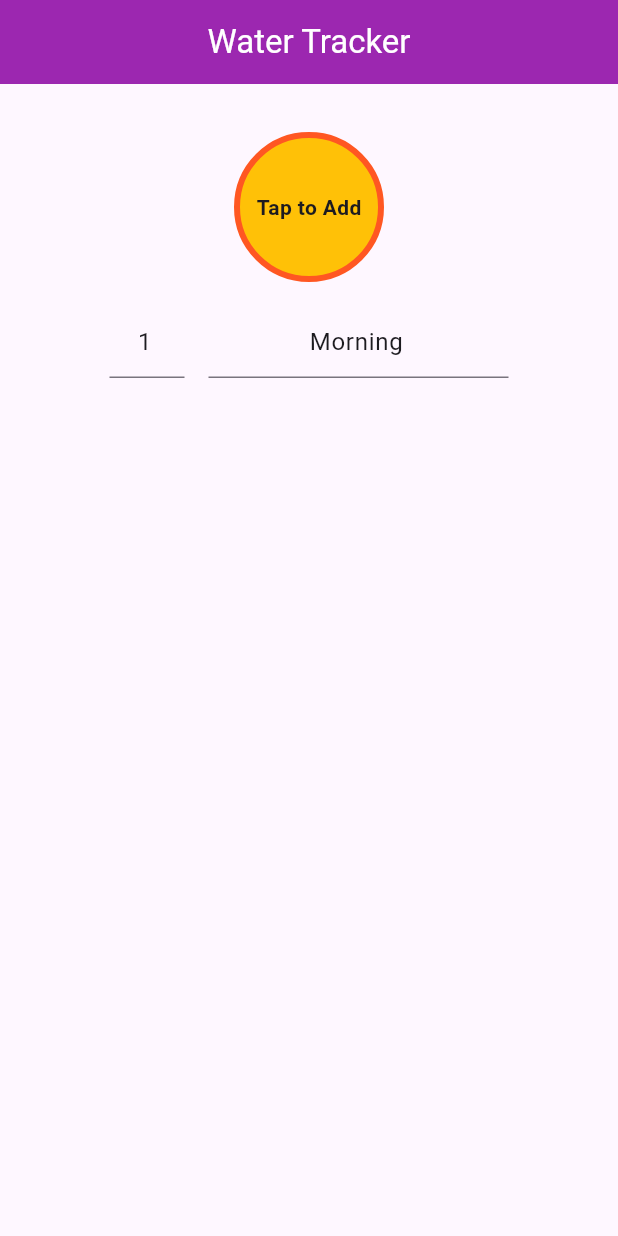
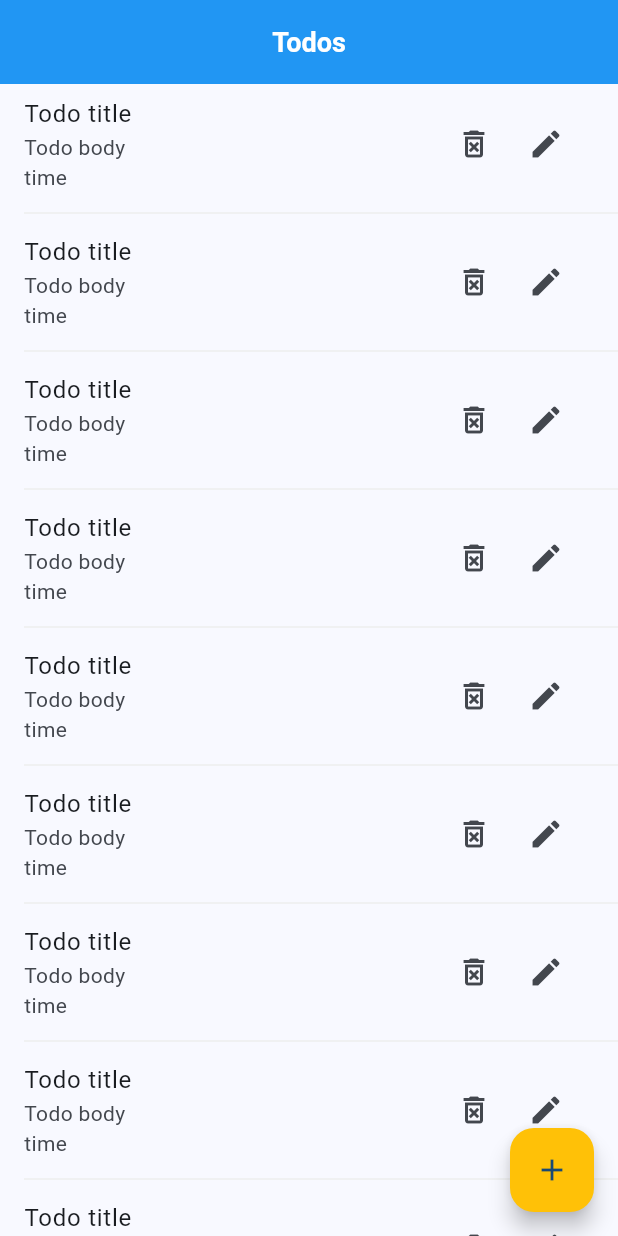
Before and after one commit to RafatMeraz/ostad_flutter_batch_five, a Flutter app: the screen it shows after launch, on a phone screen of 412 x 824 dp. Run offline on Flutter 3.47's test engine with Material 3 defaults, Android fonts, the phone set to English and light mode, and no system bars.

Commit message:
Add todo app UI

```diff
--- a/live_class_project/lib/home_screen.dart
+++ /dev/null
@@ -1,133 +0,0 @@
-import 'package:flutter/material.dart';
-import 'package:live_class_project/water_consume.dart';
-import 'package:intl/intl.dart';
-
-class HomeScreen extends StatefulWidget {
-  const HomeScreen({super.key});
-
-  @override
-  State<HomeScreen> createState() => _HomeScreenState();
-}
-
-class _HomeScreenState extends State<HomeScreen> {
-  List<WaterConsume> waterConsumeList = [];
-  final TextEditingController _noOfGlassesTEController =
-      TextEditingController(text: '1');
-  final TextEditingController _noteTEController =
-      TextEditingController(text: 'Morning');
-
-  @override
-  Widget build(BuildContext context) {
-    return Scaffold(
-      appBar: AppBar(
-        backgroundColor: Colors.purple,
-        title: const Text(
-          'Water Tracker',
-          style: TextStyle(
-            color: Colors.white,
-          ),
-        ),
-        centerTitle: true,
-      ),
-      body: SingleChildScrollView(
-        child: Column(
-          crossAxisAlignment: CrossAxisAlignment.center,
-          children: [
-            Padding(
-              padding: const EdgeInsets.all(32.0),
-              child: Column(
-                children: [
-                  InkWell(
-                    borderRadius: BorderRadius.circular(100),
-                    onTap: () {
-                      if (_noOfGlassesTEController.text.trim().isEmpty) {
-                        _noOfGlassesTEController.text = '1';
-                      }
-                      final noOfGlasses = _noOfGlassesTEController.text.trim();
-                      int value = int.tryParse(noOfGlasses) ?? 1;
-                      // waterConsumeList.add(WaterConsume(
-                      //     value, DateTime.now(), _noteTEController.text));
-                      waterConsumeList.insert(
-                          0,
-                          WaterConsume(
-                              value, DateTime.now(), _noteTEController.text));
-                      setState(() {});
-                    },
-                    child: Container(
-                      height: 100,
-                      width: 100,
-                      alignment: Alignment.center,
-                      decoration: BoxDecoration(
-                          color: Colors.amber,
-                          border: Border.all(
-                            color: Colors.deepOrange,
-                            width: 4,
-                          ),
-                          borderRadius: BorderRadius.circular(100)),
-                      child: const Text(
-                        'Tap to Add',
-                        style: TextStyle(
-                            // color: Colors.white,
-                            fontWeight: FontWeight.w600),
-                      ),
-                    ),
-                  ),
-                  const SizedBox(
-                    height: 16,
-                  ),
-                  Row(
-                    mainAxisAlignment: MainAxisAlignment.center,
-                    children: [
-                      SizedBox(
-                        width: 50,
-                        child: TextField(
-                          controller: _noOfGlassesTEController,
-                          keyboardType: TextInputType.number,
-                          textAlign: TextAlign.center,
-                        ),
-                      ),
-                      const SizedBox(
-                        width: 16,
-                      ),
-                      SizedBox(
-                        width: 200,
-                        child: TextField(
-                          controller: _noteTEController,
-                          keyboardType: TextInputType.text,
-                          textAlign: TextAlign.center,
-                        ),
-                      ),
-                    ],
-                  ),
-                ],
-              ),
-            ),
-            ListView.builder(
-                itemCount: waterConsumeList.length,
-                shrinkWrap: true,
-                primary: false,
-                // reverse: true,
-                itemBuilder: (context, index) {
-                  return ListTile(
-                    leading: CircleAvatar(
-                      child: Text(waterConsumeList[index].noOfGlass.toString()),
-                    ),
-                    title: Text(waterConsumeList[index].note),
-                    subtitle: Text(
-                        DateFormat.yMEd().add_jms().format(waterConsumeList[index].time),
-                    ),
-                    trailing: IconButton(
-                      icon: const Icon(Icons.delete_outline),
-                      onPressed: () {
-                        waterConsumeList.removeAt(index);
-                        setState(() {});
-                      },
-                    ),
-                  );
-                })
-          ],
-        ),
-      ),
-    );
-  }
-}
--- a/live_class_project/lib/main.dart
+++ b/live_class_project/lib/main.dart
@@ -1,27 +1,6 @@
-/*
-1. Round tap button what adds a new glass
-2. list of consume glass
-3. consume- no of glass and time
-4. show list
- */
-
-// TODO : Replace list with stack
-
 import 'package:flutter/material.dart';
-import 'package:live_class_project/home_screen.dart'; // Package import
-// import 'home_screen.dart'; // path import
+import 'package:live_class_project/todo_app.dart';
 
 void main() {
-  runApp(const WaterTrackerApp());
+  runApp(const TodoApp());
 }
-
-class WaterTrackerApp extends StatelessWidget {
-  const WaterTrackerApp({super.key});
-
-  @override
-  Widget build(BuildContext context) {
-    return const MaterialApp(
-      home: HomeScreen(),
-    );
-  }
-}
--- /dev/null
+++ b/live_class_project/lib/todo_app.dart
@@ -0,0 +1,59 @@
+import 'package:flutter/material.dart';
+import 'package:live_class_project/todo_list_screen.dart';
+
+class TodoApp extends StatelessWidget {
+  const TodoApp({super.key});
+
+  @override
+  Widget build(BuildContext context) {
+    return MaterialApp(
+      home: const TodoListScreen(),
+      theme: ThemeData(
+        colorSchemeSeed: Colors.blue,
+        appBarTheme: const AppBarTheme(
+          centerTitle: true,
+          backgroundColor: Colors.blue,
+          iconTheme: IconThemeData(
+            color: Colors.white
+          ),
+          titleTextStyle: TextStyle(
+            color: Colors.white,
+            fontSize: 18,
+            fontWeight: FontWeight.w600
+          ),
+        ),
+        inputDecorationTheme: const InputDecorationTheme(
+          border: OutlineInputBorder(
+            borderSide: BorderSide(color: Colors.brown),
+          ),
+          enabledBorder: OutlineInputBorder(
+            borderSide: BorderSide(color: Colors.brown),
+          ),
+          focusedBorder: OutlineInputBorder(
+            borderSide: BorderSide(color: Colors.brown),
+          ),
+          disabledBorder: OutlineInputBorder(
+            borderSide: BorderSide(color: Colors.grey),
+          ),
+          errorBorder: OutlineInputBorder(
+            borderSide: BorderSide(color: Colors.red),
+          ),
+        ),
+        elevatedButtonTheme: ElevatedButtonThemeData(
+          style: ElevatedButton.styleFrom(
+              backgroundColor: Colors.amber,
+              foregroundColor: Colors.white,
+              textStyle: const TextStyle(
+                  fontSize: 18,
+                  fontWeight: FontWeight.w500
+              ),
+              padding: const EdgeInsets.symmetric(vertical: 12, horizontal: 24),
+              shape: RoundedRectangleBorder(
+                  borderRadius: BorderRadius.circular(5)
+              ),
+          ),
+        )
+      ),
+    );
+  }
+}
--- /dev/null
+++ b/live_class_project/lib/todo_list_screen.dart
@@ -0,0 +1,109 @@
+import 'package:flutter/material.dart';
+import 'package:live_class_project/add_new_todo_screen.dart';
+import 'package:live_class_project/edit_todo_screen.dart';
+
+class TodoListScreen extends StatefulWidget {
+  const TodoListScreen({super.key});
+
+  @override
+  State<TodoListScreen> createState() => _TodoListScreenState();
+}
+
+class _TodoListScreenState extends State<TodoListScreen> {
+  @override
+  Widget build(BuildContext context) {
+    return Scaffold(
+      appBar: AppBar(
+        title: const Text(
+          'Todos',
+        ),
+      ),
+      body: ListView.separated(
+        itemCount: 10,
+        itemBuilder: (context, index) {
+          return ListTile(
+            title: const Text('Todo title'),
+            subtitle: const Column(
+              crossAxisAlignment: CrossAxisAlignment.start,
+              children: [
+                Text('Todo body'),
+                Text('time'),
+              ],
+            ),
+            trailing: Wrap(
+              children: [
+                IconButton(
+                    onPressed: showDeleteConfirmationDialog,
+                    icon: const Icon(Icons.delete_forever_outlined)),
+                IconButton(
+                  onPressed: () {
+                    Navigator.push(
+                      context,
+                      MaterialPageRoute(
+                        builder: (context) => const EditTodoScreen(),
+                      ),
+                    );
+                  },
+                  icon: const Icon(Icons.edit),
+                ),
+              ],
+            ),
+          );
+        },
+        separatorBuilder: (context, index) {
+          return Divider(
+            color: Colors.grey.shade200,
+            height: 12,
+            indent: 16,
+            // endIndent: 16,
+          );
+        },
+      ),
+      floatingActionButton: FloatingActionButton(
+        onPressed: () {
+          Navigator.push(
+            context,
+            MaterialPageRoute(
+              builder: (context) => const AddNewTodoScreen(),
+            ),
+          );
+        },
+        backgroundColor: Colors.amber,
+        child: const Icon(Icons.add),
+      ),
+    );
+  }
+
+  void showDeleteConfirmationDialog() {
+    showDialog(
+      context: context,
+      builder: (context) {
+        return AlertDialog(
+          title: const Text('Delete Todo'),
+          content: const Text('Are you sure you want to delete?'),
+          actions: [
+            TextButton(
+              onPressed: () {
+                Navigator.pop(context);
+              },
+              child: const Text('Cancel'),
+            ),
+            TextButton(
+              onPressed: () {
+                Navigator.pop(context);
+              },
+              child: const Text(
+                'Yes, delete',
+                style: TextStyle(
+                  color: Colors.red,
+                ),
+              ),
+            ),
+          ],
+          shape:
+              RoundedRectangleBorder(borderRadius: BorderRadius.circular(16)),
+        );
+      },
+    );
+  }
+}
--- a/live_class_project/lib/water_consume.dart
+++ /dev/null
@@ -1,7 +0,0 @@
-class WaterConsume {
-  final int noOfGlass;
-  final String note;
-  final DateTime time;
-
-  WaterConsume(this.noOfGlass, this.time, this.note);
-}
```
Also changed, not shown: live_class_project/lib/add_new_todo_screen.dart (added, +83 -0 lines), live_class_project/lib/edit_todo_screen.dart (added, +83 -0 lines).
